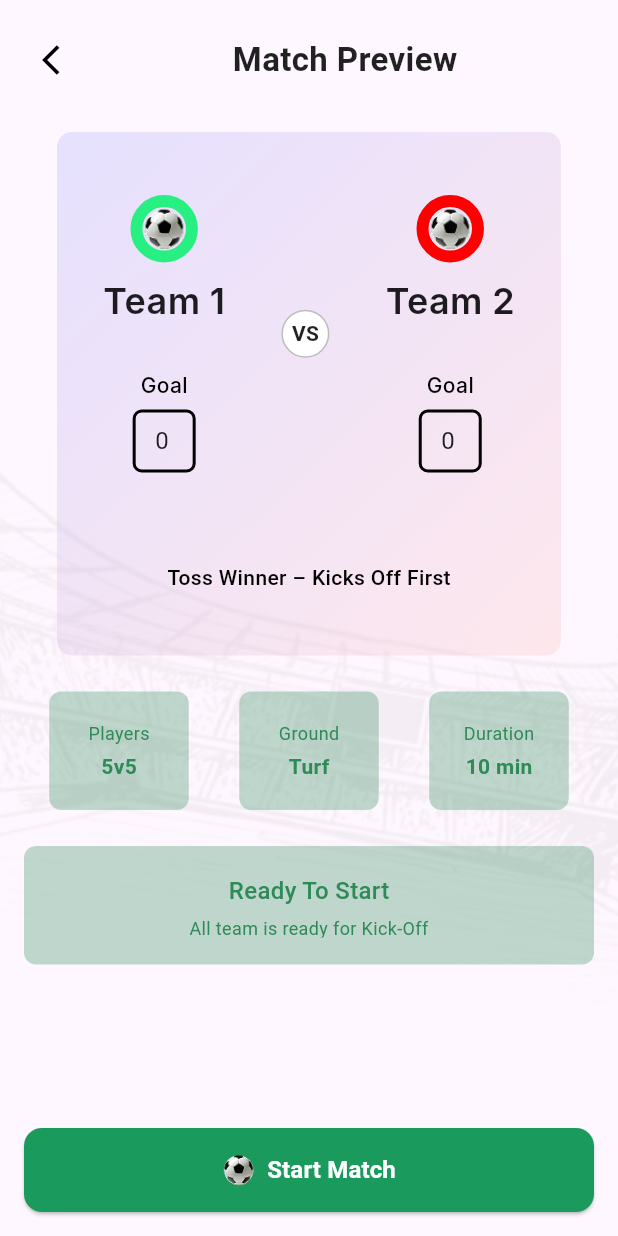
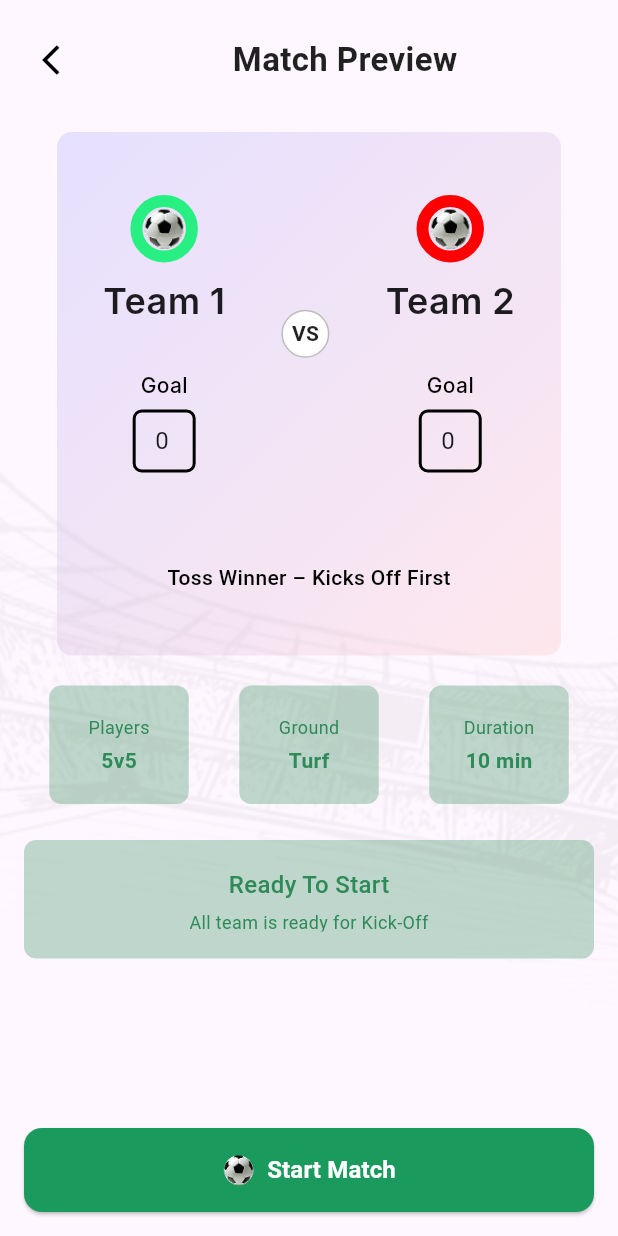
Before and after one commit to hirarajpoot/sports, a Flutter app: the MatchPreviewScreen screen opened by its route, on a phone screen of 412 x 824 dp. Run offline on Flutter 3.47's test engine with Material 3 defaults, Android fonts, the phone set to English and light mode, and no system bars; our stand-ins replace get; Roboto replaces fonts that are missing (Inter).

Commit message:
sports app

```diff
--- a/lib/AppUi/AppScreens/match_preview_screen.dart
+++ b/lib/AppUi/AppScreens/match_preview_screen.dart
@@ -98,7 +98,7 @@ class MatchPreviewScreen extends StatelessWidget {
                     ),
                   ),
 
-                  const SizedBox(height: 24),
+                  const SizedBox(height: 20),
 
                   Row(
                     mainAxisAlignment: MainAxisAlignment.spaceAround,
```
